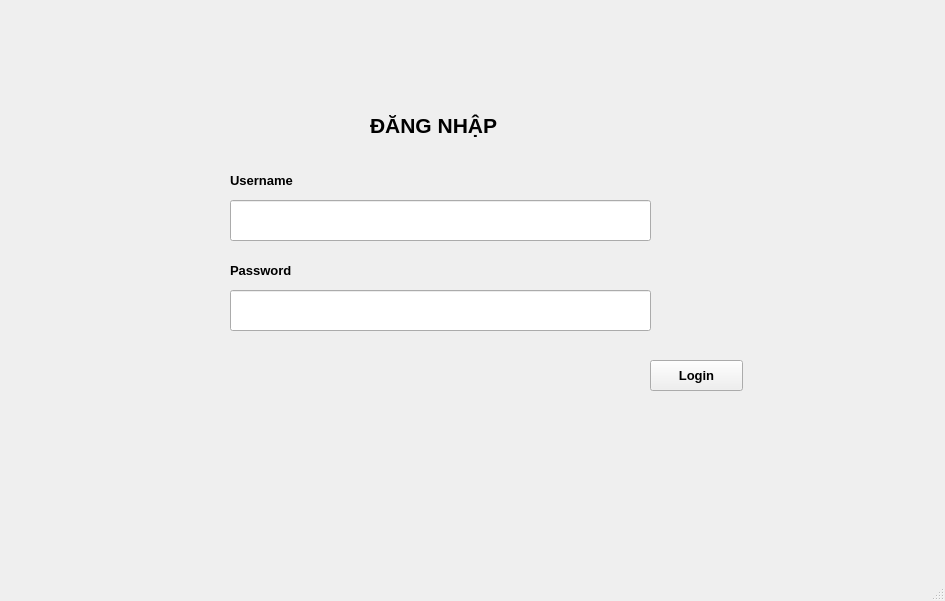
Old version of the form projectPy/Login.ui in the repository Nhat2510/project-Python.
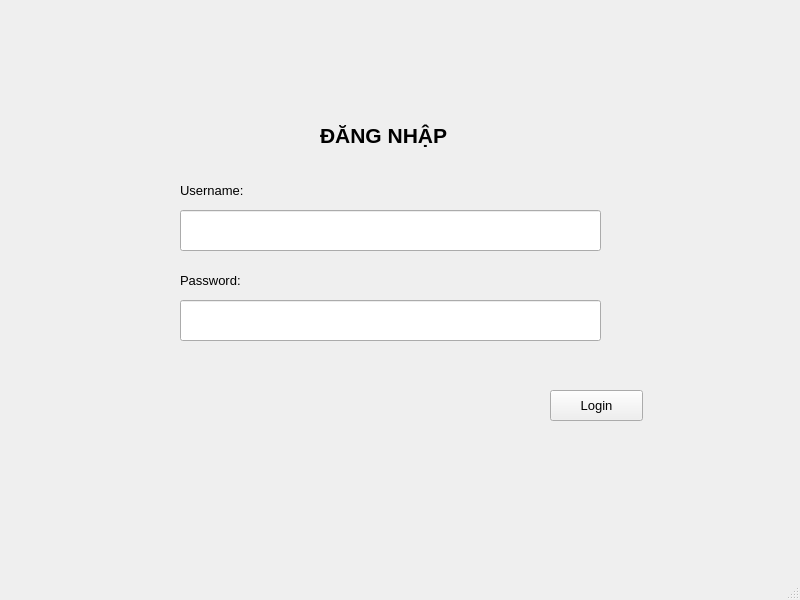
New version of the form.

The edit to the form file:
```diff
--- a/projectPy/Login.ui
+++ b/projectPy/Login.ui
@@ -6,8 +6,8 @@
    <rect>
     <x>0</x>
     <y>0</y>
-    <width>945</width>
-    <height>601</height>
+    <width>800</width>
+    <height>600</height>
    </rect>
   </property>
   <property name="windowTitle">
@@ -17,8 +17,8 @@
    <widget class="QLabel" name="user">
     <property name="geometry">
      <rect>
-      <x>230</x>
-      <y>170</y>
+      <x>180</x>
+      <y>180</y>
       <width>86</width>
       <height>21</height>
      </rect>
@@ -26,19 +26,19 @@
     <property name="font">
      <font>
       <pointsize>10</pointsize>
-      <weight>75</weight>
-      <bold>true</bold>
+      <weight>50</weight>
+      <bold>false</bold>
      </font>
     </property>
     <property name="text">
-     <string>Username</string>
+     <string>Username:</string>
     </property>
    </widget>
    <widget class="QLabel" name="psw">
     <property name="geometry">
      <rect>
-      <x>230</x>
-      <y>260</y>
+      <x>180</x>
+      <y>270</y>
       <width>83</width>
       <height>21</height>
      </rect>
@@ -46,33 +46,43 @@
     <property name="font">
      <font>
       <pointsize>10</pointsize>
-      <weight>75</weight>
-      <bold>true</bold>
+      <weight>50</weight>
+      <bold>false</bold>
      </font>
     </property>
     <property name="text">
-     <string>Password</string>
+     <string>Password:</string>
     </property>
    </widget>
    <widget class="QLineEdit" name="txt_user">
     <property name="geometry">
      <rect>
-      <x>230</x>
-      <y>200</y>
+      <x>180</x>
+      <y>210</y>
       <width>421</width>
       <height>41</height>
      </rect>
     </property>
+    <property name="font">
+     <font>
+      <pointsize>10</pointsize>
+     </font>
+    </property>
    </widget>
    <widget class="QLineEdit" name="txt_pass">
     <property name="geometry">
      <rect>
-      <x>230</x>
-      <y>290</y>
+      <x>180</x>
+      <y>300</y>
       <width>421</width>
       <height>41</height>
      </rect>
     </property>
+    <property name="font">
+     <font>
+      <pointsize>10</pointsize>
+     </font>
+    </property>
     <property name="echoMode">
      <enum>QLineEdit::Password</enum>
     </property>
@@ -80,8 +90,8 @@
    <widget class="QPushButton" name="btn_log">
     <property name="geometry">
      <rect>
-      <x>650</x>
-      <y>360</y>
+      <x>550</x>
+      <y>390</y>
       <width>93</width>
       <height>31</height>
      </rect>
@@ -89,8 +99,8 @@
     <property name="font">
      <font>
       <pointsize>10</pointsize>
-      <weight>75</weight>
-      <bold>true</bold>
+      <weight>50</weight>
+      <bold>false</bold>
      </font>
     </property>
     <property name="text">
@@ -100,8 +110,8 @@
    <widget class="QLabel" name="label">
     <property name="geometry">
      <rect>
-      <x>370</x>
-      <y>110</y>
+      <x>320</x>
+      <y>120</y>
       <width>171</width>
       <height>31</height>
      </rect>
```
Left out of the diff: 2 changed lines with no effect on the pictures.
